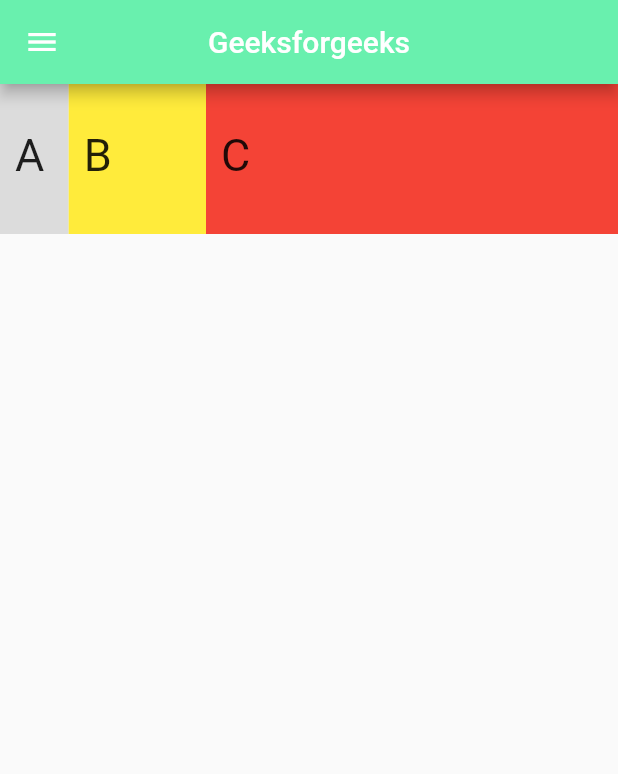
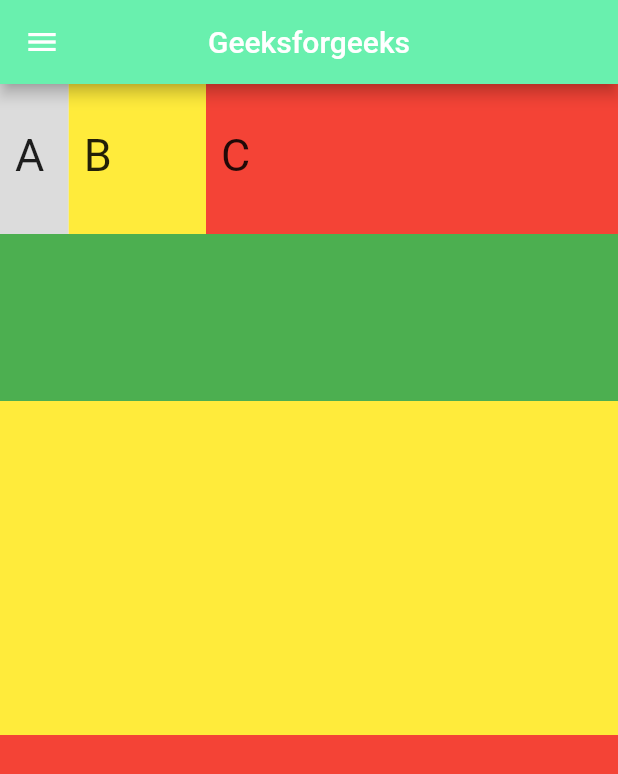
Before and after one commit to Jab1k/dars6, a Flutter app: the screen it shows after launch, on a phone screen of 412 x 824 dp. Shown: the top 774 px of the screen. Run offline on Flutter 3.47's test engine with Material 2 defaults, Android fonts, the phone set to English and light mode, and no system bars.

Commit message:
expanded misol

```diff
--- a/lib/dars.dart
+++ b/lib/dars.dart
@@ -15,7 +15,9 @@ class Dars extends StatelessWidget {
           backgroundColor: Colors.greenAccent,
           title: const Text('Geeksforgeeks'),
         ),
-        body: Row(
+        body: Column(
+          children: [
+            Row(
               children: [
                 Expanded(
                   flex: 1,
@@ -64,6 +66,33 @@ class Dars extends StatelessWidget {
                 )
               ],
             ),
+            Expanded(
+              child: Column(
+                children: [
+                  Expanded(
+                    flex: 1,
+                    child: Container(
+                      height: 200,
+                      color: Colors.green,
+                    ),
+                  ),
+                  Expanded(
+                    flex: 2,
+                    child: Container(
+                      color: Colors.yellow,
+                    ),
+                  ),
+                  Expanded(
+                    flex: 3,
+                    child: Container(
+                      color: Colors.red,
+                    ),
+                  )
+                ],
+              ),
+            )
+          ],
+        ),
       ),
     );
   }
```
Lines whose indentation alone changed are shown as unchanged.
